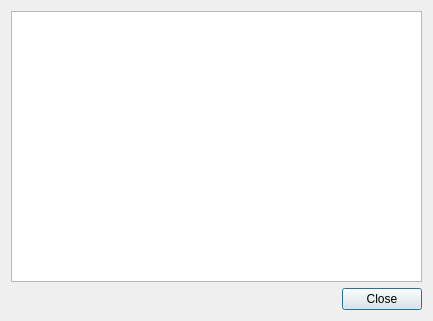
Old version of the form dialogshowtext.ui in the repository horsicq/archive_widget.
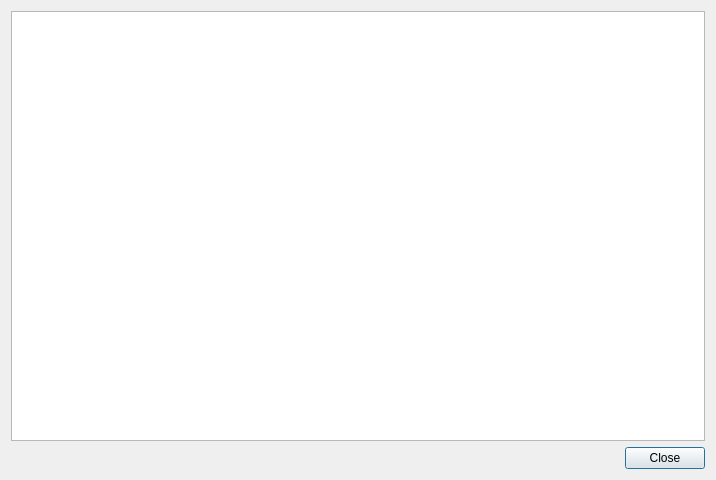
New version of the form.

What changed in the file:
```diff
--- a/dialogshowtext.ui
+++ b/dialogshowtext.ui
@@ -9,8 +9,8 @@
    <rect>
     <x>0</x>
     <y>0</y>
-    <width>433</width>
-    <height>321</height>
+    <width>716</width>
+    <height>480</height>
    </rect>
   </property>
   <property name="windowTitle">
@@ -22,6 +22,9 @@
   <layout class="QVBoxLayout" name="verticalLayout">
    <item>
     <widget class="QPlainTextEdit" name="plainTextEdit">
+     <property name="lineWrapMode">
+      <enum>QPlainTextEdit::NoWrap</enum>
+     </property>
      <property name="readOnly">
       <bool>true</bool>
      </property>
```
